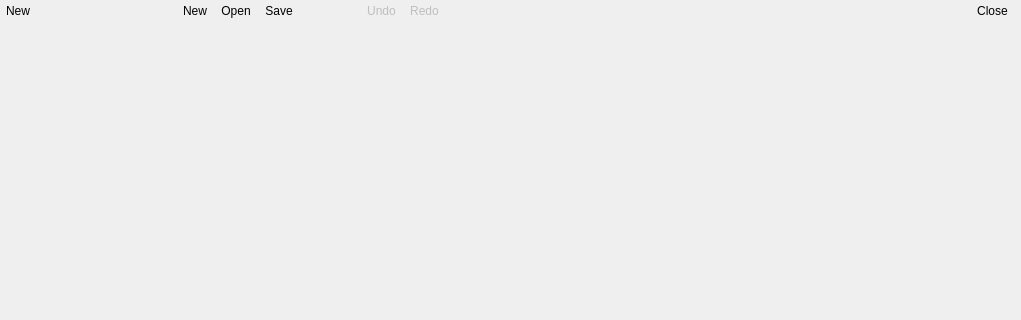
This is Include/imtgui/CStandardDocumentViewDecorator.ui in ImagingTools/ImtCore as Qt 5 draws it before an edit; both pictures show x 0 to 1021 and y 0 to 320 of the 1021 by 552 pixel window. The edited form follows.
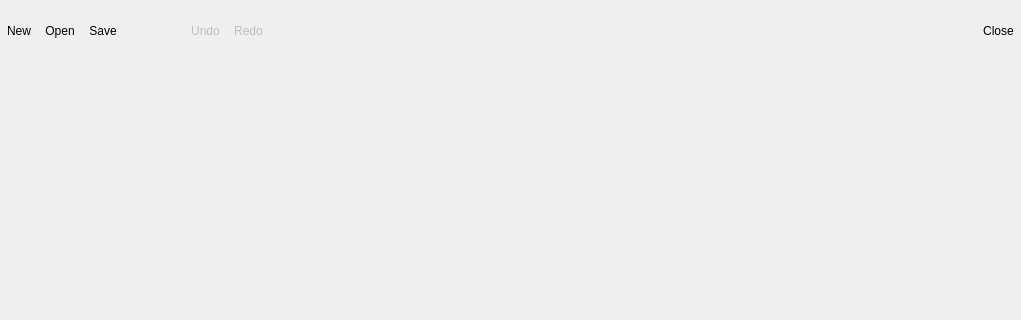
This is the edited form. Icons and pictures are not drawn.

Commit message: Improvements in document decorator

Diff of the .ui file:
```diff
--- a/Include/imtgui/CStandardDocumentViewDecorator.ui
+++ b/Include/imtgui/CStandardDocumentViewDecorator.ui
@@ -34,22 +34,43 @@
        <verstretch>0</verstretch>
       </sizepolicy>
      </property>
-     <layout class="QHBoxLayout" name="horizontalLayout">
+     <layout class="QVBoxLayout" name="verticalLayout_3">
       <property name="spacing">
        <number>0</number>
       </property>
       <property name="leftMargin">
-       <number>6</number>
+       <number>0</number>
       </property>
       <property name="topMargin">
        <number>0</number>
       </property>
       <property name="rightMargin">
-       <number>6</number>
+       <number>0</number>
       </property>
       <property name="bottomMargin">
+       <number>6</number>
+      </property>
+      <item>
+       <layout class="QHBoxLayout" name="horizontalLayout_3">
+        <property name="spacing">
        <number>0</number>
       </property>
+        <property name="rightMargin">
+         <number>9</number>
+        </property>
+        <item>
+         <spacer name="horizontalSpacer_4">
+          <property name="orientation">
+           <enum>Qt::Horizontal</enum>
+          </property>
+          <property name="sizeHint" stdset="0">
+           <size>
+            <width>40</width>
+            <height>20</height>
+           </size>
+          </property>
+         </spacer>
+        </item>
       <item>
        <widget class="QLabel" name="DocumentTitle">
         <property name="sizePolicy">
@@ -58,33 +79,18 @@
           <verstretch>0</verstretch>
          </sizepolicy>
         </property>
-        <property name="maximumSize">
-         <size>
-          <width>150</width>
-          <height>16777215</height>
-         </size>
-        </property>
         <property name="text">
-         <string>New</string>
+           <string/>
         </property>
        </widget>
       </item>
+       </layout>
+      </item>
       <item>
-       <spacer name="horizontalSpacer_4">
-        <property name="orientation">
-         <enum>Qt::Horizontal</enum>
+       <layout class="QHBoxLayout" name="horizontalLayout">
+        <property name="spacing">
+         <number>0</number>
         </property>
-        <property name="sizeType">
-         <enum>QSizePolicy::Fixed</enum>
-        </property>
-        <property name="sizeHint" stdset="0">
-         <size>
-          <width>20</width>
-          <height>20</height>
-         </size>
-        </property>
-       </spacer>
-      </item>
       <item>
        <widget class="QToolButton" name="NewButton">
         <property name="text">
@@ -210,7 +216,7 @@
          <enum>Qt::Horizontal</enum>
         </property>
         <property name="sizeType">
-         <enum>QSizePolicy::Fixed</enum>
+           <enum>QSizePolicy::MinimumExpanding</enum>
         </property>
         <property name="sizeHint" stdset="0">
          <size>
@@ -250,7 +256,7 @@
          <enum>Qt::Horizontal</enum>
         </property>
         <property name="sizeType">
-         <enum>QSizePolicy::Maximum</enum>
+           <enum>QSizePolicy::MinimumExpanding</enum>
         </property>
         <property name="sizeHint" stdset="0">
          <size>
@@ -276,6 +282,8 @@
          <bool>true</bool>
         </property>
        </widget>
+        </item>
+       </layout>
       </item>
      </layout>
     </widget>
```
Lines whose indentation alone changed are shown as unchanged. The commit also changes 1 other file.
